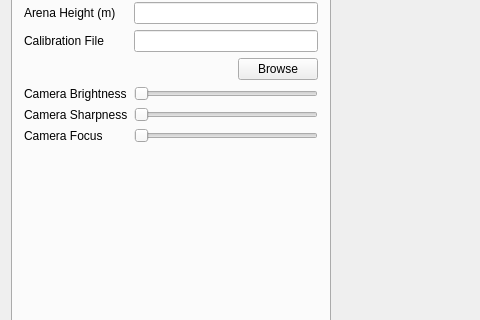
The window that MainWindow.ui (umdenes100/VisionSystem) describes before a commit, drawn with Qt 5; both pictures show x 0 to 480 and y 204 to 524 of the 1056 by 673 pixel window.
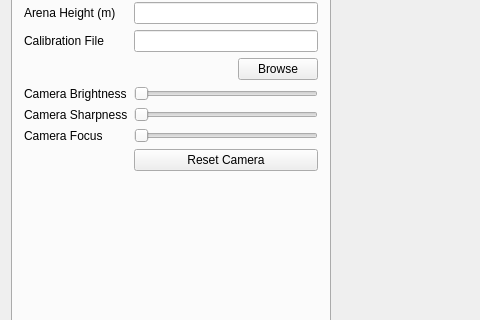
The same window after the commit. The open tabs and pages were chosen to show the change.

Commit message:
Added Support for (new) Besteker camera
added camera reset button

Added default resetCamera

Patch:
```diff
--- a/MainWindow.ui
+++ b/MainWindow.ui
@@ -345,6 +345,13 @@
                   </item>
                  </layout>
                 </item>
+                <item row="11" column="1">
+                 <widget class="QPushButton" name="resetCamera">
+                  <property name="text">
+                   <string>Reset Camera</string>
+                  </property>
+                 </widget>
+                </item>
                </layout>
               </item>
               <item>
```
Left out of the diff: 4 changed lines with no effect on the pictures. The commit also changes 4 other files.
